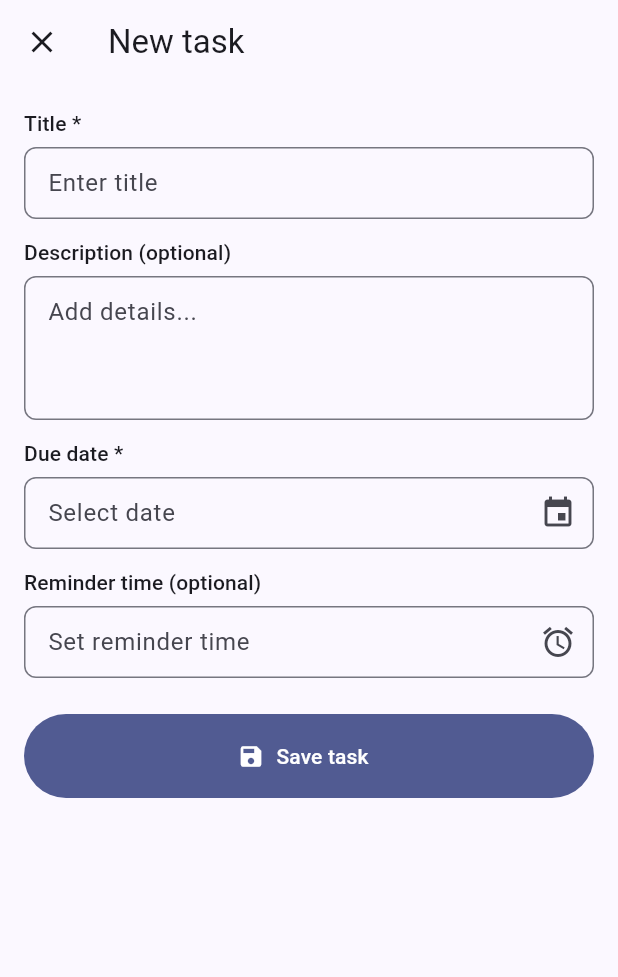
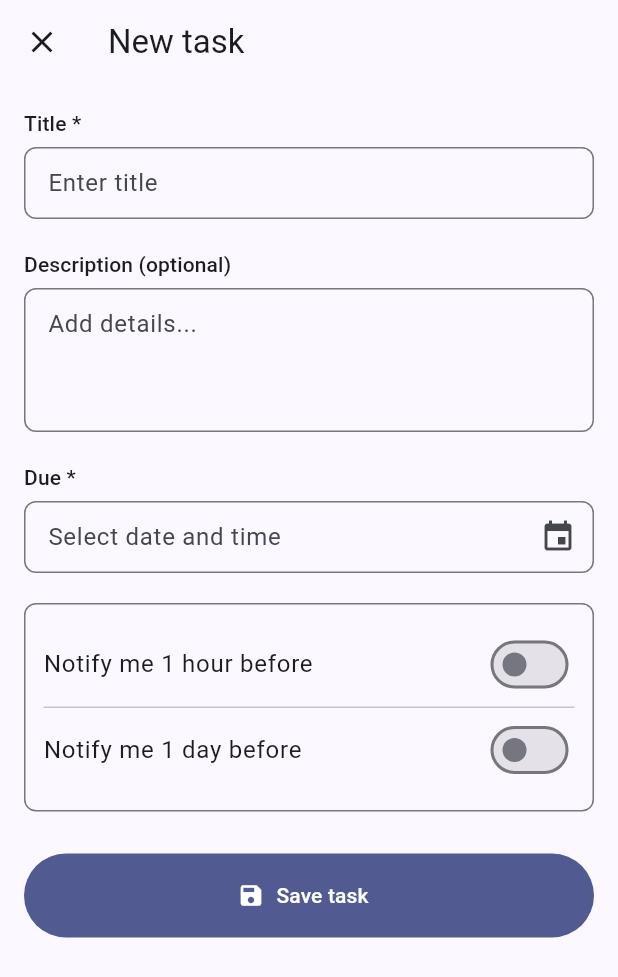
Before and after one commit to elvispreakerebi/study_planner_app, a Flutter app: the screen it shows after launch, after a tap on the "add" icon, on a phone screen of 412 x 824 dp. Shown: the top 977 px of the screen. Run offline on Flutter 3.47's test engine with Material 3 defaults, Android fonts, the phone set to English and light mode, and no system bars; our stand-ins replace shared_preferences, table_calendar.

Commit message:
updated new task form

```diff
--- a/lib/main.dart
+++ b/lib/main.dart
@@ -175,15 +175,28 @@ class _TodayScreenState extends State<TodayScreen> with WidgetsBindingObserver {
   Future<void> _maybeShowReminders() async {
     if (!_settings.remindersEnabled) return;
     final DateTime now = DateTime.now();
+
+    DateTime thresholdFor(Task t) {
+      final List<Duration> offsets = <Duration>[];
+      if (t.notifyOneHourBefore) offsets.add(const Duration(hours: 1));
+      if (t.notifyOneDayBefore) offsets.add(const Duration(days: 1));
+      if (offsets.isEmpty)
+        return DateTime.fromMillisecondsSinceEpoch(1 << 62); // far future
+      final DateTime earliest = offsets
+          .map((Duration d) => t.dueDate.subtract(d))
+          .reduce((DateTime a, DateTime b) => a.isBefore(b) ? a : b);
+      return earliest;
+    }
+
     final List<Task> due = _tasks
         .where(
           (Task t) =>
-              t.reminderTime != null &&
-              (t.reminderTime!.isBefore(now) ||
-                  t.reminderTime!.isAtSameMomentAs(now)) &&
-              !_surfacedReminderIds.contains(t.id),
+              !_surfacedReminderIds.contains(t.id) &&
+              (t.notifyOneHourBefore || t.notifyOneDayBefore) &&
+              now.isAfter(thresholdFor(t)),
         )
         .toList();
+
     if (due.isEmpty) return;
     _surfacedReminderIds.addAll(due.map((Task t) => t.id));
     if (!mounted) return;
@@ -231,6 +244,10 @@ class _TodayScreenState extends State<TodayScreen> with WidgetsBindingObserver {
     );
     if (created == true) {
       await _load();
+      if (!mounted) return;
+      ScaffoldMessenger.of(
+        context,
+      ).showSnackBar(const SnackBar(content: Text('Task created')));
     }
   }
 
--- a/lib/src/features/tasks/domain/entities/task.dart
+++ b/lib/src/features/tasks/domain/entities/task.dart
@@ -5,8 +5,10 @@ class Task {
   final String id;
   final String title;
   final String? description;
+  // dueDate holds both date and time
   final DateTime dueDate;
-  final DateTime? reminderTime;
+  final bool notifyOneHourBefore;
+  final bool notifyOneDayBefore;
   final bool isCompleted;
   final DateTime createdAt;
   final DateTime updatedAt;
@@ -16,7 +18,8 @@ class Task {
     required this.title,
     required this.dueDate,
     this.description,
-    this.reminderTime,
+    this.notifyOneHourBefore = false,
+    this.notifyOneDayBefore = false,
     this.isCompleted = false,
     DateTime? createdAt,
     DateTime? updatedAt,
@@ -28,7 +31,8 @@ class Task {
     String? title,
     String? description,
     DateTime? dueDate,
-    DateTime? reminderTime,
+    bool? notifyOneHourBefore,
+    bool? notifyOneDayBefore,
     bool? isCompleted,
     DateTime? createdAt,
     DateTime? updatedAt,
@@ -38,7 +42,8 @@ class Task {
       title: title ?? this.title,
       description: description ?? this.description,
       dueDate: dueDate ?? this.dueDate,
-      reminderTime: reminderTime ?? this.reminderTime,
+      notifyOneHourBefore: notifyOneHourBefore ?? this.notifyOneHourBefore,
+      notifyOneDayBefore: notifyOneDayBefore ?? this.notifyOneDayBefore,
       isCompleted: isCompleted ?? this.isCompleted,
       createdAt: createdAt ?? this.createdAt,
       updatedAt: updatedAt ?? this.updatedAt,
@@ -53,7 +58,8 @@ class Task {
         other.title == title &&
         other.description == description &&
         other.dueDate == dueDate &&
-        other.reminderTime == reminderTime &&
+        other.notifyOneHourBefore == notifyOneHourBefore &&
+        other.notifyOneDayBefore == notifyOneDayBefore &&
         other.isCompleted == isCompleted &&
         other.createdAt == createdAt &&
         other.updatedAt == updatedAt;
@@ -65,7 +71,8 @@ class Task {
     title,
     description,
     dueDate,
-    reminderTime,
+    notifyOneHourBefore,
+    notifyOneDayBefore,
     isCompleted,
     createdAt,
     updatedAt,
--- a/lib/src/features/tasks/presentation/screens/task_form_screen.dart
+++ b/lib/src/features/tasks/presentation/screens/task_form_screen.dart
@@ -16,23 +16,17 @@ class _TaskFormScreenState extends State<TaskFormScreen> {
   final GlobalKey<FormState> _formKey = GlobalKey<FormState>();
   final TextEditingController _titleController = TextEditingController();
   final TextEditingController _descriptionController = TextEditingController();
-  final TextEditingController _dueDateController = TextEditingController();
-  final TextEditingController _reminderTimeController = TextEditingController();
-  DateTime? _dueDate; // start null to enforce required selection
-  TimeOfDay? _reminderTime;
+  final TextEditingController _dueController = TextEditingController();
+  DateTime? _due; // holds both date and time
+  bool _notifyHour = false;
+  bool _notifyDay = false;
   bool _saving = false;
-
-  @override
-  void initState() {
-    super.initState();
-  }
 
   @override
   void dispose() {
     _titleController.dispose();
     _descriptionController.dispose();
-    _dueDateController.dispose();
-    _reminderTimeController.dispose();
+    _dueController.dispose();
     super.dispose();
   }
 
@@ -79,59 +73,47 @@ class _TaskFormScreenState extends State<TaskFormScreen> {
     child: Text(text, style: Theme.of(context).textTheme.labelLarge),
   );
 
-  Future<void> _pickDueDate() async {
+  Future<void> _pickDue() async {
+    // pick date
     final DateTime now = DateTime.now();
     final DateTime first = DateTime(now.year - 1);
     final DateTime last = DateTime(now.year + 5);
-    final DateTime? picked = await showDatePicker(
+    final DateTime initialDate = _due ?? now;
+    final DateTime? pickedDate = await showDatePicker(
       context: context,
-      initialDate: _dueDate ?? now,
+      initialDate: initialDate,
       firstDate: first,
       lastDate: last,
     );
-    if (picked != null) {
-      setState(() {
-        _dueDate = picked;
-        _dueDateController.text = picked.toLocal().toString().split(' ').first;
-      });
-    }
-  }
+    if (pickedDate == null) return;
 
-  Future<void> _pickReminderTime() async {
-    final TimeOfDay now = TimeOfDay.now();
-    final TimeOfDay? picked = await showTimePicker(
+    // pick time
+    final TimeOfDay initialTime = _due != null
+        ? TimeOfDay(hour: _due!.hour, minute: _due!.minute)
+        : TimeOfDay.now();
+    final TimeOfDay? pickedTime = await showTimePicker(
       context: context,
-      initialTime: _reminderTime ?? now,
+      initialTime: initialTime,
     );
-    if (picked != null) {
-      setState(() {
-        _reminderTime = picked;
-        _reminderTimeController.text = picked.format(context);
-      });
-    }
+    if (pickedTime == null) return;
+
+    final DateTime combined = DateTime(
+      pickedDate.year,
+      pickedDate.month,
+      pickedDate.day,
+      pickedTime.hour,
+      pickedTime.minute,
+    );
+    setState(() {
+      _due = combined;
+      _dueController.text =
+          '${pickedDate.toLocal().toString().split(' ').first} ${pickedTime.format(context)}';
+    });
   }
 
   Future<void> _save() async {
     if (!_formKey.currentState!.validate()) return;
-    if (_dueDate == null) return;
-
-    DateTime? reminderDateTime;
-    if (_reminderTime != null) {
-      final DateTime date = _dueDate!;
-      reminderDateTime = DateTime(
-        date.year,
-        date.month,
-        date.day,
-        _reminderTime!.hour,
-        _reminderTime!.minute,
-      );
-      if (reminderDateTime.isBefore(DateTime.now())) {
-        ScaffoldMessenger.of(context).showSnackBar(
-          const SnackBar(content: Text('Reminder time must be in the future')),
-        );
-        return;
-      }
-    }
+    if (_due == null) return;
 
     setState(() => _saving = true);
     final Task task = Task(
@@ -140,8 +122,9 @@ class _TaskFormScreenState extends State<TaskFormScreen> {
       description: _descriptionController.text.trim().isEmpty
           ? null
           : _descriptionController.text.trim(),
-      dueDate: _dueDate!,
-      reminderTime: reminderDateTime,
+      dueDate: _due!,
+      notifyOneHourBefore: _notifyHour,
+      notifyOneDayBefore: _notifyDay,
     );
     await widget.repository.create(task);
     if (!mounted) return;
@@ -171,43 +154,59 @@ class _TaskFormScreenState extends State<TaskFormScreen> {
                 return null;
               },
             ),
-            const SizedBox(height: 12),
+            const SizedBox(height: 20),
             _label('Description (optional)'),
             TextFormField(
               controller: _descriptionController,
               decoration: _decoration(hintText: 'Add details...'),
               maxLines: 3,
             ),
-            const SizedBox(height: 12),
-            _label('Due date *'),
+            const SizedBox(height: 20),
+            _label('Due *'),
             TextFormField(
-              controller: _dueDateController,
+              controller: _dueController,
               readOnly: true,
               decoration: _decoration(
-                hintText: 'Select date',
+                hintText: 'Select date and time',
                 suffixIcon: const Icon(Icons.event),
               ),
-              onTap: _pickDueDate,
+              onTap: _pickDue,
               validator: (String? value) {
-                if (_dueDate == null ||
-                    _dueDateController.text.trim().isEmpty) {
-                  return 'Please select a due date';
+                if (_due == null || _dueController.text.trim().isEmpty) {
+                  return 'Please select a due date and time';
                 }
                 return null;
               },
             ),
-            const SizedBox(height: 12),
-            _label('Reminder time (optional)'),
-            TextFormField(
-              controller: _reminderTimeController,
-              readOnly: true,
-              decoration: _decoration(
-                hintText: 'Set reminder time',
-                suffixIcon: const Icon(Icons.alarm),
+            const SizedBox(height: 20),
+            Container(
+              decoration: BoxDecoration(
+                border: Border.all(
+                  color: Theme.of(context).colorScheme.outline,
+                ),
+                borderRadius: BorderRadius.circular(8),
               ),
-              onTap: _pickReminderTime,
+              padding: const EdgeInsets.all(12),
+              child: Column(
+                crossAxisAlignment: CrossAxisAlignment.start,
+                children: <Widget>[
+                  SwitchListTile(
+                    contentPadding: EdgeInsets.zero,
+                    title: const Text('Notify me 1 hour before'),
+                    value: _notifyHour,
+                    onChanged: (bool v) => setState(() => _notifyHour = v),
+                  ),
+                  const Divider(height: 1),
+                  SwitchListTile(
+                    contentPadding: EdgeInsets.zero,
+                    title: const Text('Notify me 1 day before'),
+                    value: _notifyDay,
+                    onChanged: (bool v) => setState(() => _notifyDay = v),
+                  ),
+                ],
+              ),
             ),
-            const SizedBox(height: 24),
+            const SizedBox(height: 28),
             FilledButton.icon(
               style: FilledButton.styleFrom(
                 minimumSize: const Size.fromHeight(56),
```
Also changed, not shown: lib/src/features/tasks/data/models/task_model.dart (+12 -8 lines).
